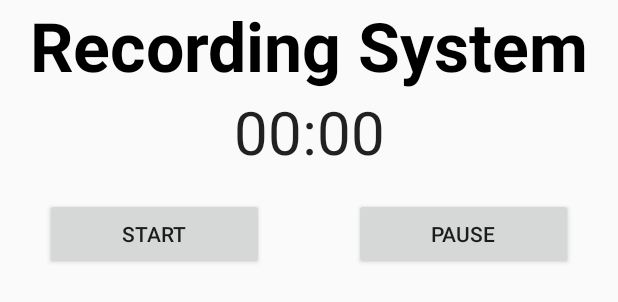
After one commit to saintmarina/podcaster-pro, an Android app: the layout custom_notification.xml on its own in the app's theme, with its tools: preview values and no code run, on a phone screen of 412 x 824 dp. The commit adds this screen. Shown: the top 302 px of the screen. Run offline under Robolectric (Android 15) with nearby library versions, the phone set to English and light mode, and no system bars; network calls fail; Roboto replaces fonts that are not available here.

Commit message:
Foreground service is successfully running in the background. When clicking on the notification Recording activity gets Launched. WIP - custom view for a notification

```diff
--- a/app/src/main/java/com/example/recordingsystem/CheckPermissionsActivity.kt
+++ b/app/src/main/java/com/example/recordingsystem/CheckPermissionsActivity.kt
@@ -18,7 +18,8 @@ class CheckPermissionsActivity : AppCompatActivity() {
         Manifest.permission.RECORD_AUDIO,
         Manifest.permission.READ_EXTERNAL_STORAGE,
         Manifest.permission.WRITE_EXTERNAL_STORAGE,
-        Manifest.permission.ACCESS_NETWORK_STATE
+        Manifest.permission.ACCESS_NETWORK_STATE,
+        Manifest.permission.FOREGROUND_SERVICE
     )
 
     private val REQUEST_CODE: Int = 0
--- /dev/null
+++ b/app/src/main/java/com/example/recordingsystem/ForegroundService.kt
@@ -0,0 +1,475 @@
+package com.example.recordingsystem
+
+import android.app.Notification
+import android.app.PendingIntent
+import android.app.Service
+import android.content.Intent
+import android.os.Build
+import android.os.IBinder
+import android.telephony.AvailableNetworkInfo.PRIORITY_HIGH
+import android.util.Log
+import android.widget.RemoteViews
+import androidx.annotation.RequiresApi
+import androidx.core.app.NotificationCompat
+
+const val TAG = "FOREGROUND_SERVICE"
+const val ACTION_STOP_FOREGROUND_SERVICE = "ACTION_STOP_FOREGROUND_SERVICE"
+
+const val ACTION_OPEN_APP = "ACTION_OPEN_APP"
+const val KEY_DATA = "KEY_DATA"
+
+private const val CHANNEL_ID: String = "1001"
+private const val CHANNEL_NAME: String = "Event Tracker"
+private const val SERVICE_ID: Int = 1
+private const val ONE_MIN_MILLI: Long = 60000  //1min
+
+// https://stackoverflow.com/questions/3305088/how-to-make-notification-intent-resume-rather-than-making-a-new-intent
+// on this page people solving the same problem - "Resuming the application after clicking on the Notification
+// the last thing that was done is:
+//Changed this:
+/*
+    var notificationIntent = Intent(this, RecordingSystemActivity::class.java)
+    var pendingIntent = PendingIntent.getActivity(this, 0, notificationIntent, 0)
+ */
+// To this:
+/*
+    var notificationIntent = Intent(applicationContext, RecordingSystemActivity::class.java)
+    notificationIntent.flags = Intent.FLAG_ACTIVITY_CLEAR_TOP or Intent.FLAG_ACTIVITY_SINGLE_TOP
+    var pendingIntent = PendingIntent.getActivity(applicationContext, 0, notificationIntent, 0)
+ */
+
+// The context was changed from Service context to applicationContext
+// New flags were set for notificationIntent
+
+
+
+class ForegroundService(): Service() {
+
+
+    override fun onCreate() {
+        super.onCreate()
+    }
+
+    @RequiresApi(Build.VERSION_CODES.Q)
+    override fun onStartCommand(intent: Intent?, flags: Int, startId: Int): Int {
+        startForeground(1, createNotification())
+
+        return START_NOT_STICKY
+    }
+
+    private fun createContentIntent(): PendingIntent {
+        val notificationIntent = Intent(applicationContext, RecordingSystemActivity::class.java)
+        notificationIntent.flags = Intent.FLAG_ACTIVITY_CLEAR_TOP or Intent.FLAG_ACTIVITY_SINGLE_TOP
+
+        return PendingIntent.getActivity(applicationContext, 0, notificationIntent, PendingIntent.FLAG_UPDATE_CURRENT)
+    }
+    @RequiresApi(Build.VERSION_CODES.Q)
+    private fun createNotification(): Notification {
+        val pendingIntent = createContentIntent()
+        //val customView = RemoteViews(packageName, R.layout.custom_notification)
+        val notification = NotificationCompat.Builder(applicationContext, CHANNEL_ID).apply {
+            setContentTitle("Notification")
+            setSmallIcon(R.drawable.ic_stat_name)
+            setContentText("Slide down on note to expand")
+            setContentIntent(pendingIntent)
+
+           // setContentIntent(pendingIntent)
+            //setSound(null)
+            //setStyle(NotificationCompat.DecoratedCustomViewStyle())
+            priority = PRIORITY_HIGH
+            //setContent(customView)
+        }
+        return notification.build()
+    }
+
+
+
+    @RequiresApi(Build.VERSION_CODES.O)
+
+    override fun onDestroy() {
+        super.onDestroy()
+    }
+
+    override fun onBind(intent: Intent?): IBinder? {
+        return null
+    }
+}
+/*
+    private fun getStickyNotification(): Notification {
+
+        override fun onStartCommand(intent: Intent?, flags: Int, startId: Int): Int {
+            startForeground(SERVICE_ID, getStickyNotification())
+
+            Log.e(TAG, "${isServiceRunningInForeground(this, AudioRecorder::class.java)}")
+
+            return super.onStartCommand(intent, flags, startId)
+        }
+
+
+
+        fun isServiceRunningInForeground(
+            context: Context,
+            serviceClass: Class<*>
+        ): Boolean {
+            val manager =
+                context.getSystemService(Context.ACTIVITY_SERVICE) as ActivityManager
+            for (service in manager.getRunningServices(Int.MAX_VALUE)) {
+                if (serviceClass.name == service.service.className) {
+                    if (service.foreground) {
+                        return true
+                    }
+                }
+            }
+            return false
+        }
+
+private fun createNotificationChannel() {
+    // Create the NotificationChannel, but only on API 26+ because
+    // the NotificationChannel class is new and not in the support library
+    if (Build.VERSION.SDK_INT >= Build.VERSION_CODES.O) {
+        val name = getString(R.string.channel_name)
+        val descriptionText = getString(R.string.channel_description)
+        val importance = NotificationManager.IMPORTANCE_HIGH
+        val channel = NotificationChannel(CHANNEL_ID, name, importance).apply {
+            description = descriptionText
+        }
+        // Register the channel with the system
+        val notificationManager: NotificationManager =
+            getSystemService(Context.NOTIFICATION_SERVICE) as NotificationManager
+        notificationManager.createNotificationChannel(channel)
+    }
+}
+
+private fun startForegroundServices() {
+    createNotificationChannel()
+
+    val title = "Recording System"
+    val description = "Recording an audio now"
+
+
+    var builder = NotificationCompat.Builder(this, CHANNEL_ID)
+        .setSmallIcon(R.drawable.ic_stat_name)
+        .setContentTitle("My notification")
+        .setContentText("Much longer text that cannot fit one line...")
+        .setStyle(
+            NotificationCompat.BigTextStyle()
+            .bigText("Much longer text that cannot fit one line..."))
+        .setPriority(NotificationCompat.PRIORITY_DEFAULT)
+
+    // Build the notification.
+    return builder.build()
+}
+
+/*override fun onStartCommand(intent: Intent?, flags: Int, startId: Int): Int {
+
+    Log.d(TAG, "ON START COMMAND")
+
+    if (intent != null) {
+
+        when (intent.action) {
+
+            ACTION_STOP_FOREGROUND_SERVICE -> {
+                stopService()
+            }
+
+            ACTION_OPEN_APP -> openAppHomePage(intent.getStringExtra(KEY_DATA))
+        }
+    }
+    return START_STICKY;
+}*/
+
+/*private fun openAppHomePage(value: String) {
+
+    val intent = Intent(applicationContext, RecordingSystemActivity::class.java)
+    intent.putExtra(KEY_DATA, value)
+    intent.addFlags(Intent.FLAG_ACTIVITY_NEW_TASK)
+    startActivity(intent)
+}*/
+
+private fun stopService() {
+    // Stop foreground service and remove the notification.
+    stopForeground(true)
+    // Stop the foreground service.
+    stopSelf()
+}
+
+override fun onDestroy() {
+    stopService()
+    close()
+}
+}
+
+
+const val LOG_TAG = "AudioRecorder"
+const val AUDIO_SOURCE: Int = MediaRecorder.AudioSource.MIC
+const val SAMPLE_RATE: Int = 48000
+const val CHANNEL: Int = AudioFormat.CHANNEL_IN_MONO
+const val ENCODING: Int = AudioFormat.ENCODING_PCM_16BIT
+const val BUFFER_SIZE: Int = 1 * 1024 * 1024 // 2MB seems okay, 3MB makes AudioFlinger die with error -12 (ENOMEM) error
+const val PUMP_BUF_SIZE: Int = 1*1024
+
+const val NANOS_IN_SEC: Long = 1_000_000_000
+const val INIT_TIMEOUT: Long = 5*NANOS_IN_SEC
+
+
+@RequiresApi(Build.VERSION_CODES.P)
+class AudioRecorder() : Closeable {
+    private var thread: Thread
+    var outputFile: WavFileOutput? = null
+        @Synchronized set
+        @Synchronized get
+
+    var terminationRequested: Boolean = false
+    var peak: Short = 0
+
+    init {
+        val recorder = initRecorder()
+        thread = Thread {
+            recorder.startRecording()
+
+            val buf = ShortArray(PUMP_BUF_SIZE)
+            while (!terminationRequested) {
+                val len = safeAudioRecordRead(recorder, buf)
+                maybeWriteFile(buf, len)
+                peak = getPeak(buf, len)
+            }
+            recorder.stop()
+            recorder.release()
+        }.apply {
+            name = "AudioRecorder pump"
+            start()
+        }
+    }
+
+    @Synchronized private fun maybeWriteFile(buf: ShortArray, len: Int) {
+        outputFile?.write(buf, len)
+    }
+
+    private fun initRecorder(): AudioRecord {
+        /*
+         * Sometimes the initialization of AudioRecord fails with ENOMEM
+         * So we keep trying to initialize it with a 5 second timeout
+         */
+        val startTime = System.nanoTime()
+        while (System.nanoTime() - startTime < INIT_TIMEOUT) {
+            val recorder = AudioRecord(AUDIO_SOURCE, SAMPLE_RATE,
+                CHANNEL, ENCODING, BUFFER_SIZE)
+
+            if (recorder.state == AudioRecord.STATE_INITIALIZED)
+                return recorder
+
+            Thread.sleep(100)
+        }
+        throw IllegalStateException("AudioRecord failed to initialize")
+    }
+
+    private fun safeAudioRecordRead(recorder: AudioRecord, buf: ShortArray): Int {
+        val len = recorder.read(buf, 0, buf.size)
+
+        if (len <= 0)
+            throw IllegalStateException("AudioRecord.read() failed with $len")
+
+        return len
+    }
+
+    override fun close() {
+        terminationRequested = true;
+        thread.join()
+    }
+
+    private fun getPeak(buf: ShortArray, len: Int): Short {
+        var maxValue: Short = 0
+        buf.take(len).forEach {
+            var value: Short = it
+
+            if (value < 0)
+                value = (-value).toShort()
+
+            if (maxValue < value)
+                maxValue = value
+        }
+        return maxValue
+    }
+}
+
+
+
+
+
+
+
+
+
+
+
+
+
+
+
+
+
+
+
+
+
+
+
+package com.example.recordingsystem
+
+import android.app.Notification
+import android.app.PendingIntent
+import android.app.Service
+import android.content.Context
+import android.content.ContextWrapper
+import android.content.Intent
+import android.media.AudioFormat
+import android.media.AudioRecord
+import android.media.MediaRecorder
+import android.os.Build
+import android.os.IBinder
+import android.util.Log
+import android.view.View
+import android.widget.Toast
+import androidx.annotation.RequiresApi
+import java.io.Closeable
+import java.io.File
+import java.io.FileNotFoundException
+import java.io.FileOutputStream
+import java.nio.ByteBuffer
+import java.nio.ByteOrder
+import java.nio.ShortBuffer
+import java.security.AccessController.getContext
+import java.text.SimpleDateFormat
+import java.util.*
+
+const val LOG_TAG = "AudioRecorder"
+const val AUDIO_SOURCE: Int = MediaRecorder.AudioSource.MIC
+const val SAMPLE_RATE: Int = 48000
+const val CHANNEL: Int = AudioFormat.CHANNEL_IN_MONO
+const val ENCODING: Int = AudioFormat.ENCODING_PCM_16BIT
+const val BUFFER_SIZE: Int = 1 * 1024 * 1024 // 2MB seems okay, 3MB makes AudioFlinger die with error -12 (ENOMEM) error
+const val PUMP_BUF_SIZE: Int = 1*1024
+
+const val NANOS_IN_SEC: Long = 1_000_000_000
+const val INIT_TIMEOUT: Long = 5*NANOS_IN_SEC
+
+private const val CHANNEL_ID: String = "1001"
+private const val SERVICE_ID: Int = 1
+
+
+@RequiresApi(Build.VERSION_CODES.P)
+class AudioRecorder() : Service(), Closeable {
+    private var thread: Thread
+    var outputFile: WavFileOutput? = null
+        @Synchronized set
+        @Synchronized get
+
+    var terminationRequested: Boolean = false
+    var peak: Short = 0
+
+    init {
+        val recorder = initRecorder()
+        thread = Thread {
+            recorder.startRecording()
+
+            val buf = ShortArray(PUMP_BUF_SIZE)
+            while (!terminationRequested) {
+                val len = safeAudioRecordRead(recorder, buf)
+                maybeWriteFile(buf, len)
+                peak = getPeak(buf, len)
+            }
+            recorder.stop()
+            recorder.release()
+        }.apply {
+            name = "AudioRecorder pump"
+            start()
+        }
+    }
+
+    @RequiresApi(Build.VERSION_CODES.O)
+    override fun onCreate() {
+        val pendingIntent: PendingIntent =
+            Intent(this, RecordingSystemActivity::class.java).let { notificationIntent ->
+                PendingIntent.getActivity(this, 0, notificationIntent, 0)
+            }
+
+        val notification: Notification = Notification.Builder(this, CHANNEL_ID)
+            .setContentTitle("Recording")
+            .setContentText("Hello!")
+            .setSmallIcon(R.drawable.ic_stat_name)
+            .setContentIntent(pendingIntent)
+            .setTicker("Hello World!")
+            .build()
+
+        startForeground(SERVICE_ID, notification)
+
+        super.onCreate()
+    }
+
+    override fun onBind(intent: Intent?): IBinder? {
+        return null
+    }
+
+    @Synchronized private fun maybeWriteFile(buf: ShortArray, len: Int) {
+        outputFile?.write(buf, len)
+    }
+
+    private fun initRecorder(): AudioRecord {
+        /*
+         * Sometimes the initialization of AudioRecord fails with ENOMEM
+         * So we keep trying to initialize it with a 5 second timeout
+         */
+        val startTime = System.nanoTime()
+        while (System.nanoTime() - startTime < INIT_TIMEOUT) {
+            val recorder = AudioRecord(AUDIO_SOURCE, SAMPLE_RATE,
+                CHANNEL, ENCODING, BUFFER_SIZE)
+
+            if (recorder.state == AudioRecord.STATE_INITIALIZED)
+                return recorder
+
+            Thread.sleep(100)
+        }
+        throw IllegalStateException("AudioRecord failed to initialize")
+    }
+
+    private fun safeAudioRecordRead(recorder: AudioRecord, buf: ShortArray): Int {
+        val len = recorder.read(buf, 0, buf.size)
+
+        if (len <= 0)
+            throw IllegalStateException("AudioRecord.read() failed with $len")
+
+        return len
+    }
+
+    override fun close() {
+        terminationRequested = true;
+        thread.join()
+    }
+
+    private fun stopService() {
+        // Stop foreground service and remove the notification.
+        stopForeground(true)
+        // Stop the foreground service.
+        stopSelf()
+    }
+
+    override fun onDestroy() {
+        stopService()
+        close()
+    }
+
+    private fun getPeak(buf: ShortArray, len: Int): Short {
+        var maxValue: Short = 0
+        buf.take(len).forEach {
+            var value: Short = it
+
+            if (value < 0)
+                value = (-value).toShort()
+
+            if (maxValue < value)
+                maxValue = value
+        }
+        return maxValue
+    }
+}
+ */
--- a/app/src/main/java/com/example/recordingsystem/RecordingTimeOut.kt
+++ b/app/src/main/java/com/example/recordingsystem/RecordingTimeOut.kt
@@ -2,7 +2,7 @@ package com.example.recordingsystem
 
 import java.util.*
 
-const val MAX_RECORDING_TIME: Long = 5000//3 * (1000 * 60 * 60) // 3 hours
+const val MAX_RECORDING_TIME: Long = 3 * (1000 * 60 * 60) // 3 hours 5000//
 
 class RecordingTimeOut {
     var timer: Timer? = null
--- /dev/null
+++ b/app/src/main/res/drawable/ic_stat_name.xml
@@ -0,0 +1,13 @@
+<vector xmlns:android="http://schemas.android.com/apk/res/android"
+    android:width="24dp"
+    android:height="24dp"
+    android:viewportWidth="26.086956"
+    android:viewportHeight="26.086956"
+    android:tint="#FFFFFF">
+    <group android:translateX="1.0434783"
+        android:translateY="1.0434783">
+        <path
+            android:fillColor="#FF000000"
+            android:pathData="M6,18c0,0.55 0.45,1 1,1h1v3.5c0,0.83 0.67,1.5 1.5,1.5s1.5,-0.67 1.5,-1.5L11,19h2v3.5c0,0.83 0.67,1.5 1.5,1.5s1.5,-0.67 1.5,-1.5L16,19h1c0.55,0 1,-0.45 1,-1L18,8L6,8v10zM3.5,8C2.67,8 2,8.67 2,9.5v7c0,0.83 0.67,1.5 1.5,1.5S5,17.33 5,16.5v-7C5,8.67 4.33,8 3.5,8zM20.5,8c-0.83,0 -1.5,0.67 -1.5,1.5v7c0,0.83 0.67,1.5 1.5,1.5s1.5,-0.67 1.5,-1.5v-7c0,-0.83 -0.67,-1.5 -1.5,-1.5zM15.53,2.16l1.3,-1.3c0.2,-0.2 0.2,-0.51 0,-0.71 -0.2,-0.2 -0.51,-0.2 -0.71,0l-1.48,1.48C13.85,1.23 12.95,1 12,1c-0.96,0 -1.86,0.23 -2.66,0.63L7.85,0.15c-0.2,-0.2 -0.51,-0.2 -0.71,0 -0.2,0.2 -0.2,0.51 0,0.71l1.31,1.31C6.97,3.26 6,5.01 6,7h12c0,-1.99 -0.97,-3.75 -2.47,-4.84zM10,5L9,5L9,4h1v1zM15,5h-1L14,4h1v1z"/>
+    </group>
+</vector>
--- a/app/src/main/res/layout/activity_recording_system.xml
+++ b/app/src/main/res/layout/activity_recording_system.xml
@@ -1,6 +1,5 @@
 <?xml version="1.0" encoding="utf-8"?>
 <RelativeLayout xmlns:android="http://schemas.android.com/apk/res/android"
-    xmlns:app="http://schemas.android.com/apk/res-auto"
     xmlns:tools="http://schemas.android.com/tools"
     android:layout_width="match_parent"
     android:layout_height="match_parent"
--- /dev/null
+++ b/app/src/main/res/layout/custom_notification.xml
@@ -0,0 +1,53 @@
+<?xml version="1.0" encoding="utf-8"?>
+<RelativeLayout
+    xmlns:android="http://schemas.android.com/apk/res/android"
+    android:layout_width="match_parent"
+    android:layout_height="210dp"
+    android:orientation="vertical"
+    android:layout_centerHorizontal="true">
+
+    <TextView
+        android:id="@+id/title"
+        android:layout_width="match_parent"
+        android:layout_height="wrap_content"
+        android:layout_alignParentTop="true"
+        android:gravity="center"
+        android:text="Recording System"
+        android:textColor="@android:color/black"
+        android:textSize="45dp"
+        android:textStyle="bold" />
+
+    <Chronometer
+        android:id="@+id/c_meter"
+        android:gravity="center"
+        android:layout_width="match_parent"
+        android:layout_height="wrap_content"
+        android:textSize="40dp"
+        android:layout_below="@+id/title"/>
+
+
+    <TableRow
+        android:id="@+id/button_row"
+        android:layout_width="fill_parent"
+        android:layout_height="wrap_content"
+        android:weightSum="2"
+        android:layout_alignParentBottom="true">
+
+        <Button
+            android:id="@+id/btnStart"
+            android:text="Start"
+            android:layout_height="wrap_content"
+            android:layout_width="0dp"
+            android:layout_weight="1"
+            android:layout_margin="30dp" />
+
+        <Button
+            android:id="@+id/btnPause"
+            android:text="Pause"
+            android:layout_width="0dp"
+            android:layout_height="wrap_content"
+            android:layout_weight="1"
+            android:layout_margin="30dp" />
+    </TableRow>
+
+</RelativeLayout>
--- a/app/src/main/res/values/strings.xml
+++ b/app/src/main/res/values/strings.xml
@@ -2,4 +2,7 @@
     <string name="app_name">Recording system</string>
     <string name="DeniedPermission">Permission denied</string>
     <string name="DeniePermissionMessage">Essential permissions were dennied. Without these permissions the app won\'t be able to operate as intended. </string>
+    <string name="channel_name">Recording System</string>
+    <string name="channel_description">Recording an audio</string>
+    <string name="lbl_btn_sticky_notification_open_app">Open Application</string>
 </resources>
--- a/build.gradle
+++ b/build.gradle
@@ -8,7 +8,7 @@ buildscript {
 
     }
     dependencies {
-        classpath 'com.android.tools.build:gradle:3.6.1'
+        classpath 'com.android.tools.build:gradle:3.6.2'
         classpath "org.jetbrains.kotlin:kotlin-gradle-plugin:$kotlin_version"
 
         // NOTE: Do not place your application dependencies here; they belong
```
Also changed, not shown: app/src/main/AndroidManifest.xml (+19 -6 lines), app/src/main/java/com/example/recordingsystem/NotificationButtonClickReceiver.kt (added, +14 -0 lines), app/src/main/java/com/example/recordingsystem/NotificationChannel.kt (added, +28 -0 lines), app/src/main/java/com/example/recordingsystem/RecordingSystemActivity.kt (+69 -53 lines).
